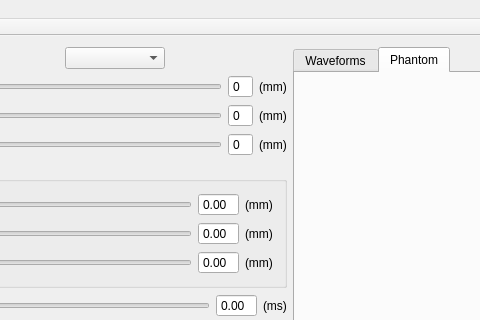
The window that python/cmri/designer/trajectory/mainwindow.ui (nio1814/MRItrajectory) describes before a commit, drawn with Qt 5; both pictures show x 252 to 732 and y 0 to 320 of the 1084 by 570 pixel window.
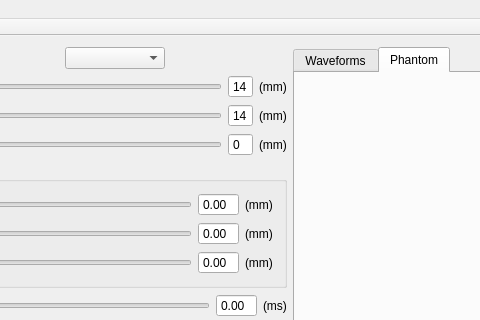
The same window after the commit.

Patch:
```diff
--- a/python/cmri/designer/trajectory/mainwindow.ui
+++ b/python/cmri/designer/trajectory/mainwindow.ui
@@ -79,6 +79,9 @@
               <property name="buttonSymbols">
                <enum>QAbstractSpinBox::NoButtons</enum>
               </property>
+              <property name="minimum">
+               <number>14</number>
+              </property>
              </widget>
             </item>
             <item>
@@ -111,6 +114,9 @@
               <property name="buttonSymbols">
                <enum>QAbstractSpinBox::NoButtons</enum>
               </property>
+              <property name="minimum">
+               <number>14</number>
+              </property>
              </widget>
             </item>
             <item>
```
